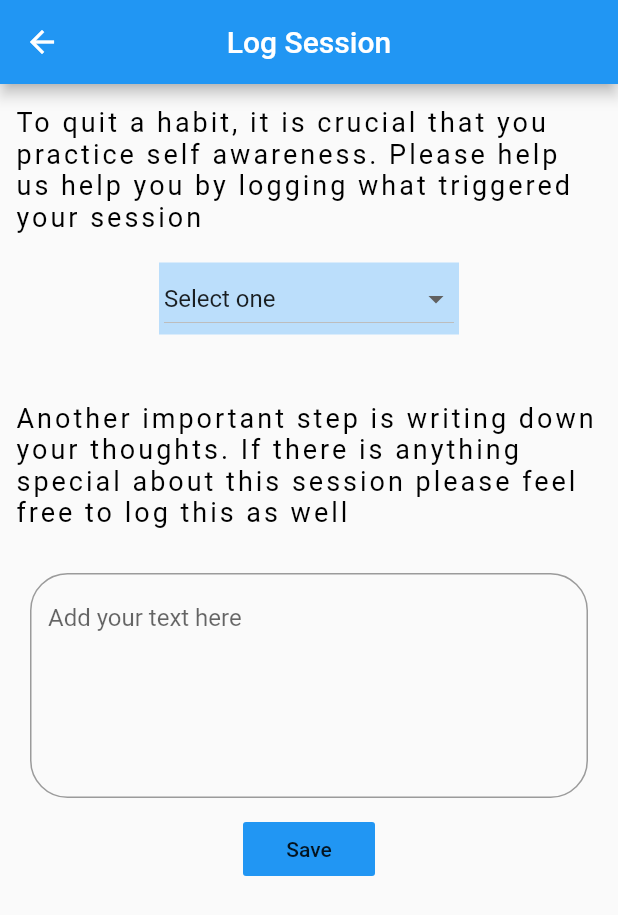
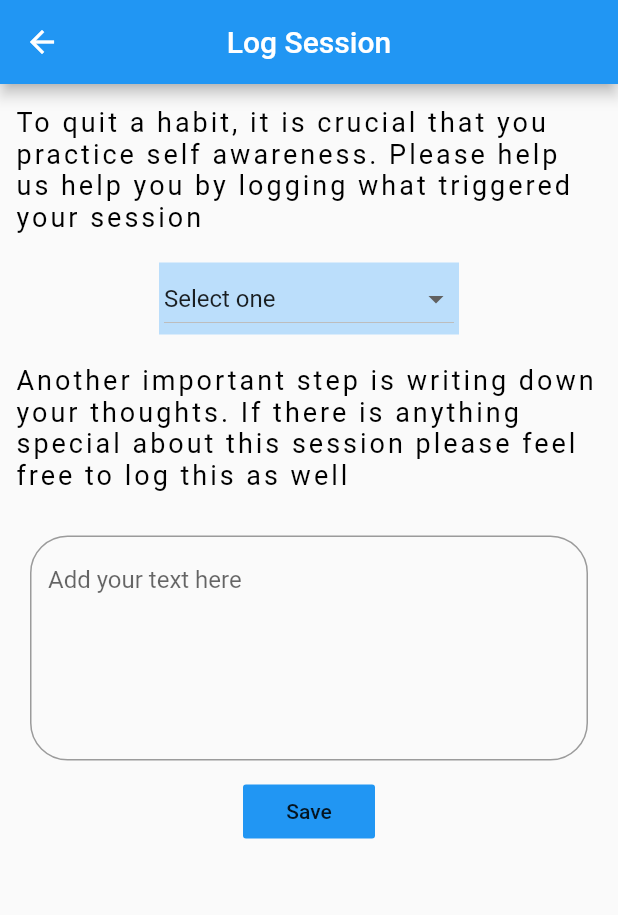
Before and after one commit to irfanyusra/Puffaway, a Flutter app: the LoggingTrigger screen opened directly, on a phone screen of 412 x 824 dp. Shown: the top 915 px of the screen. Run offline on Flutter 3.47's test engine with Material 2 defaults, Android fonts, the phone set to English and light mode, and no system bars; our stand-ins replace cloud_firestore, firebase_auth, timeago; accounts and stored records are empty.

Commit message:
changed all logs to diary

```diff
--- a/vape_app/lib/pages/Home.dart
+++ b/vape_app/lib/pages/Home.dart
@@ -1,5 +1,5 @@
 import 'package:flutter/material.dart';
-import './all_logs.dart';
+import './diary.dart';
 import './logging_trigger.dart';
 import 'reflections_page.dart';
 
--- a/vape_app/lib/pages/all_logs.dart
+++ b/vape_app/lib/pages/diary.dart
@@ -12,7 +12,7 @@ class AllLogs extends StatefulWidget {
 }
 
 class _AllLogsState extends State<AllLogs> {
-  //TODO: delete btn
+  //TODO: delete btn for only the first log
 
   @override
   Widget build(BuildContext context) {
--- a/vape_app/lib/pages/logging_trigger.dart
+++ b/vape_app/lib/pages/logging_trigger.dart
@@ -27,7 +27,6 @@ class _LoggingTriggerState extends State<LoggingTrigger> {
 
   List<DropdownMenuItem<String>> dropdownTriggerItems;
   String selectedTrigger;
-  String thoughts;
 
   // Create a text controller and use it to retrieve the current value
   // of the TextField.
@@ -107,10 +106,6 @@ class _LoggingTriggerState extends State<LoggingTrigger> {
               SizedBox(
                 height: 20.0,
               ),
-              //TODO: remove text container later
-              SizedBox(
-                height: 25.0,
-              ),
               Container(
                 child: Text(
                   'Another important step is writing down your thoughts. If there is anything special about this session please feel free to log this as well',
@@ -166,8 +161,6 @@ class _LoggingTriggerState extends State<LoggingTrigger> {
                           builder: (context) => Recommendation()));
 
                   setState(() {
-                    // thoughtTextController.text = thoughtTextController.text;
-                    thoughts = thoughtTextController.text; //TODO: dont think this is needed
                     thoughtTextController.text = "";
                     selectedTrigger = dropdownTriggerItems[0].value;
                   });
```
